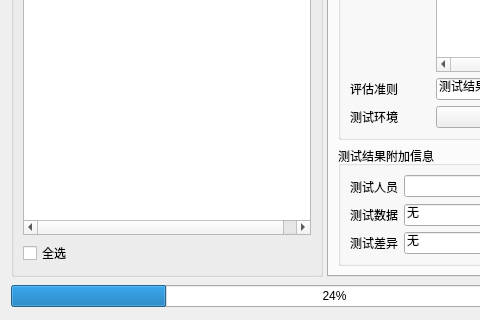
Above: src/main/python/cranetestdoc.ui from littlegogo/testmanager before the change; both pictures show x 0 to 480 and y 560 to 880 of the 1152 by 880 pixel window. Below: the same form after it.
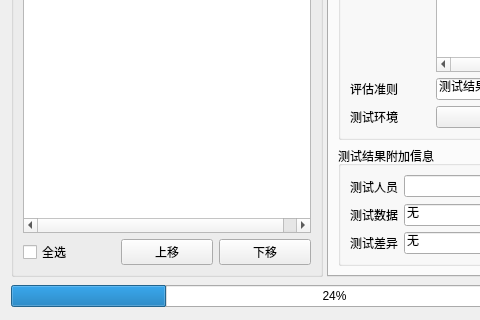
That is the form after the change. Icons and pictures are not drawn.

Patch:
```diff
--- a/src/main/python/cranetestdoc.ui
+++ b/src/main/python/cranetestdoc.ui
@@ -1,7 +1,7 @@
 <?xml version="1.0" encoding="UTF-8"?>
 <ui version="4.0">
  <class>CraneTestDocWnd</class>
- <widget class="QDialog" name="CraneTestDocWnd">
+ <widget class="QWidget" name="CraneTestDocWnd">
   <property name="geometry">
    <rect>
     <x>0</x>
@@ -71,11 +71,37 @@
         </widget>
        </item>
        <item>
-        <widget class="QCheckBox" name="selectall_checkbox">
-         <property name="text">
-          <string>全选</string>
-         </property>
-        </widget>
+        <layout class="QHBoxLayout" name="horizontalLayout_2">
+         <item>
+          <widget class="QCheckBox" name="selectall_checkbox">
+           <property name="text">
+            <string>全选</string>
+           </property>
+          </widget>
+         </item>
+         <item>
+          <widget class="QPushButton" name="caseUp">
+           <property name="text">
+            <string>上移</string>
+           </property>
+           <property name="icon">
+            <iconset resource="icon.qrc">
+             <normaloff>:/image/image/iconfinder_export-share-upload_2931143.png</normaloff>:/image/image/iconfinder_export-share-upload_2931143.png</iconset>
+           </property>
+          </widget>
+         </item>
+         <item>
+          <widget class="QPushButton" name="caseDown">
+           <property name="text">
+            <string>下移</string>
+           </property>
+           <property name="icon">
+            <iconset resource="icon.qrc">
+             <normaloff>:/image/image/iconfinder_import-download-save_2931171.png</normaloff>:/image/image/iconfinder_import-download-save_2931171.png</iconset>
+           </property>
+          </widget>
+         </item>
+        </layout>
        </item>
       </layout>
      </widget>
```
Left out of the diff: 353 changed lines with no effect on the pictures.
